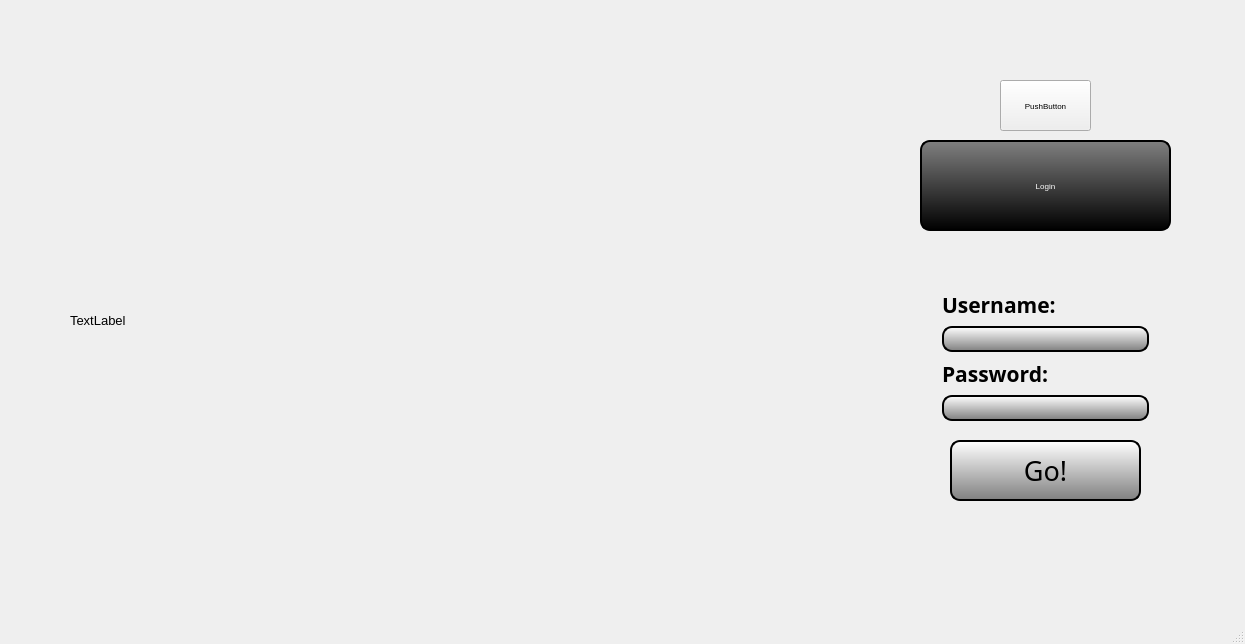
First picture: the form in Diceobu/loginwindow.ui, repository diceobu/diceobu, before the edit.
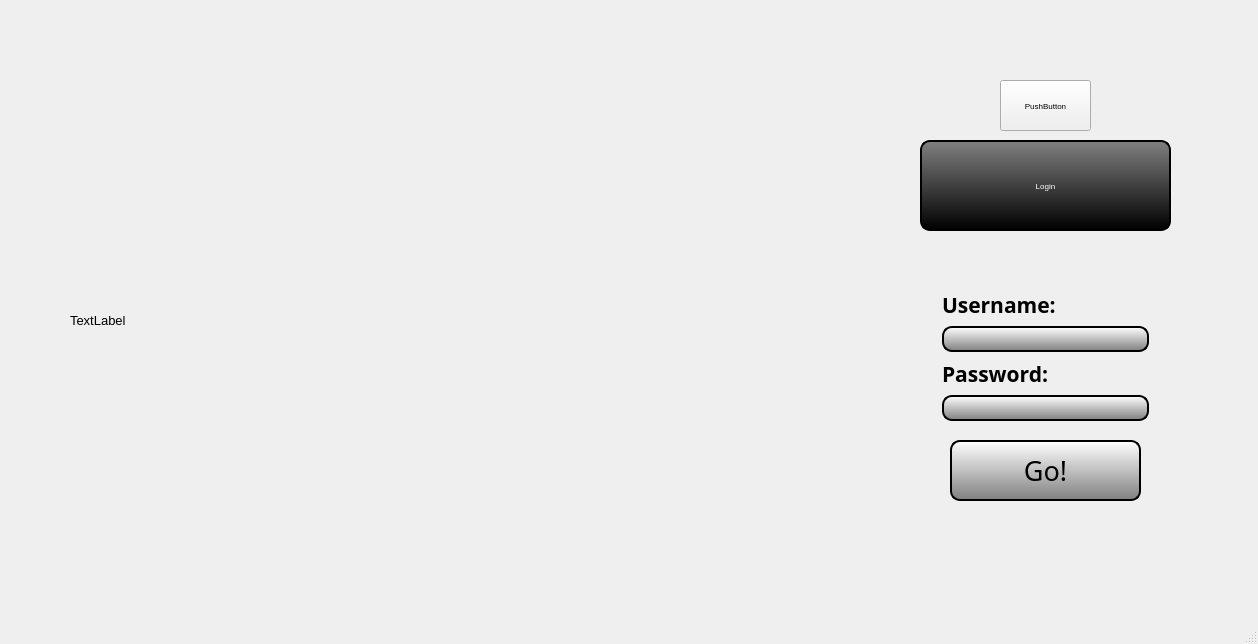
Second picture: the form after the edit. Icons and pictures are not drawn.

What changed in the file:
```diff
--- a/Diceobu/loginwindow.ui
+++ b/Diceobu/loginwindow.ui
@@ -6,7 +6,7 @@
    <rect>
     <x>0</x>
     <y>0</y>
-    <width>1245</width>
+    <width>1258</width>
     <height>644</height>
    </rect>
   </property>
```
